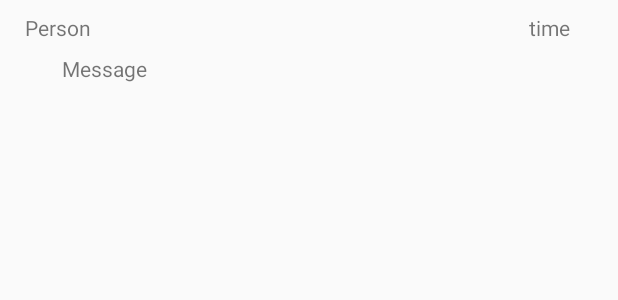
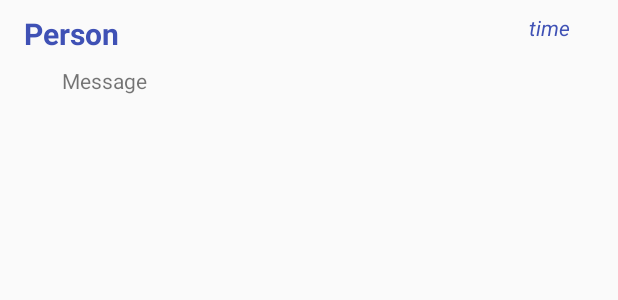
Before and after one commit to seacamjen/ChatterWithMe, an Android app: the layout message.xml on its own in the app's theme, with its tools: preview values and no code run, on a phone screen of 412 x 824 dp. Shown: the top 300 px of the screen. Run offline under Robolectric (Android 15) with nearby library versions, the phone set to English and light mode, and no system bars.

Commit message:
add text color, styling for chat person and time

```diff
--- a/app/src/main/java/com/example/guest/chatterwithme/adapters/FirebaseMessageViewHolder.java
+++ b/app/src/main/java/com/example/guest/chatterwithme/adapters/FirebaseMessageViewHolder.java
@@ -40,7 +40,6 @@ public class FirebaseMessageViewHolder extends RecyclerView.ViewHolder implement
 
         messageUser.setText(chatMessage.getMessageUser());
         messageText.setText(chatMessage.getMessageText());
-//        messageTime.setText(Long.toString(chatMessage.getMessageTime()));
         messageTime.setText(convertTime(chatMessage.getMessageTime()));
     }
 
--- a/app/src/main/res/layout/activity_main.xml
+++ b/app/src/main/res/layout/activity_main.xml
@@ -25,7 +25,6 @@
         <EditText
             android:layout_width="307dp"
             android:layout_height="44dp"
-            android:hint="hint"
             android:id="@+id/input"/>
     </android.support.design.widget.TextInputLayout>
 
--- a/app/src/main/res/layout/message.xml
+++ b/app/src/main/res/layout/message.xml
@@ -31,6 +31,9 @@
         android:layout_marginRight="8dp"
         android:layout_marginTop="8dp"
         android:text="Person"
+        android:textStyle="bold"
+        android:textSize="20dp"
+        android:textColor="@color/colorPrimary"
         app:layout_constraintBottom_toBottomOf="parent"
         app:layout_constraintHorizontal_bias="0.024"
         app:layout_constraintLeft_toLeftOf="parent"
@@ -47,6 +50,8 @@
         android:layout_marginRight="8dp"
         android:layout_marginTop="8dp"
         android:text="time"
+        android:textStyle="italic"
+        android:textColor="@color/colorPrimary"
         app:layout_constraintBottom_toBottomOf="parent"
         app:layout_constraintHorizontal_bias="0.935"
         app:layout_constraintLeft_toLeftOf="parent"
```
